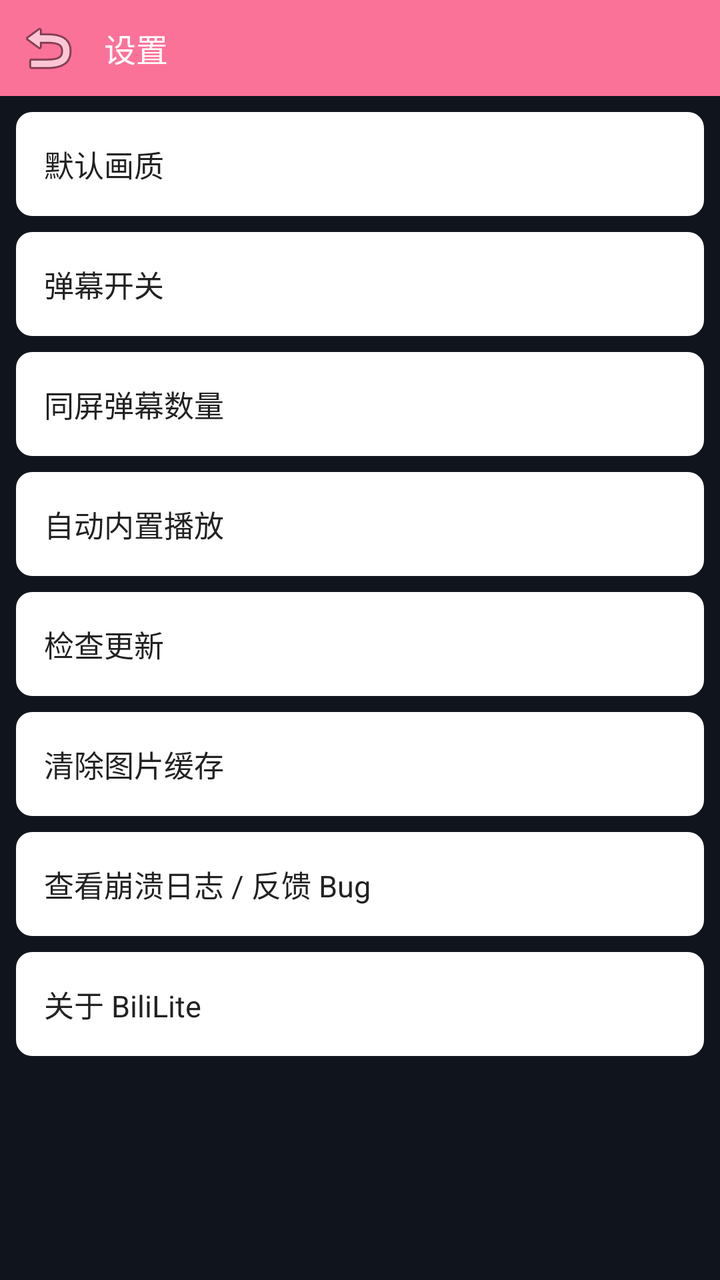
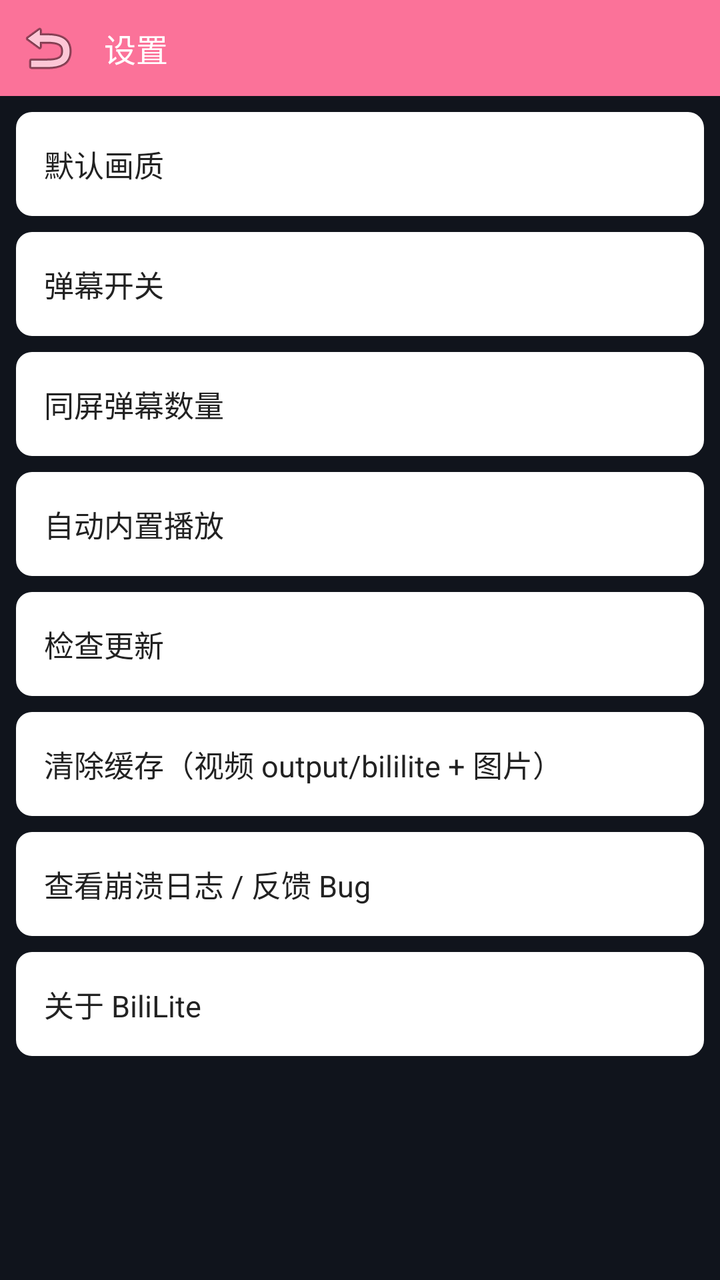

Two renders of the same Android screen: before a commit and after it. Below are the layout's source before the change and the commit's diff.
<!-- AndroidManifest.xml: application theme Theme.BiliLite.TV -->
<!-- res/layout/activity_settings.xml -->
<?xml version="1.0" encoding="utf-8"?>
<LinearLayout xmlns:android="http://schemas.android.com/apk/res/android"
    android:layout_width="match_parent" android:layout_height="match_parent" android:orientation="vertical">
    <LinearLayout android:layout_width="match_parent" android:layout_height="48dp"
        android:background="@color/pink" android:gravity="center_vertical">
        <ImageButton android:id="@+id/btn_back" android:layout_width="40dp" android:layout_height="40dp"
            android:layout_marginLeft="4dp" android:background="?attr/selectableItemBackgroundBorderless"
            android:contentDescription="@null" android:src="@android:drawable/ic_menu_revert" />
        <TextView android:layout_width="wrap_content" android:layout_height="wrap_content"
            android:layout_marginLeft="8dp" android:text="@string/settings"
            android:textColor="@color/white" android:textSize="16sp" />
    </LinearLayout>
    <ScrollView android:layout_width="match_parent" android:layout_height="0dp" android:layout_weight="1">
        <LinearLayout android:layout_width="match_parent" android:layout_height="wrap_content" android:orientation="vertical" android:padding="8dp">
            <LinearLayout android:id="@+id/row_quality" style="@style/SettingRow">
                <TextView style="@style/SettingLabel" android:text="@string/setting_quality" />
                <TextView android:id="@+id/val_quality" style="@style/SettingValue" />
            </LinearLayout>
            <LinearLayout android:id="@+id/row_danmaku" style="@style/SettingRow">
                <TextView style="@style/SettingLabel" android:text="@string/setting_danmaku" />
                <TextView android:id="@+id/val_danmaku" style="@style/SettingValue" />
            </LinearLayout>
            <LinearLayout android:id="@+id/row_dm_limit" style="@style/SettingRow">
                <TextView style="@style/SettingLabel" android:text="同屏弹幕数量" />
                <TextView android:id="@+id/val_dm_limit" style="@style/SettingValue" />
            </LinearLayout>
            <LinearLayout android:id="@+id/row_auto_play" style="@style/SettingRow">
                <TextView style="@style/SettingLabel" android:text="@string/setting_auto_play" />
                <TextView android:id="@+id/val_auto_play" style="@style/SettingValue" />
            </LinearLayout>
            <LinearLayout android:id="@+id/row_update" style="@style/SettingRow">
                <TextView style="@style/SettingLabel" android:text="@string/setting_update" />
                <TextView android:id="@+id/val_version" style="@style/SettingValue" android:text="" />
            </LinearLayout>
            <LinearLayout android:id="@+id/row_cache" style="@style/SettingRow">
                <TextView style="@style/SettingLabel" android:text="@string/setting_cache" />
                <TextView style="@style/SettingValue" android:text="" />
            </LinearLayout>
            <LinearLayout android:id="@+id/row_crash" style="@style/SettingRow">
                <TextView style="@style/SettingLabel" android:text="查看崩溃日志 / 反馈 Bug" />
                <TextView android:id="@+id/val_crash" style="@style/SettingValue" android:text="" />
            </LinearLayout>
            <LinearLayout android:id="@+id/row_about" style="@style/SettingRow">
                <TextView style="@style/SettingLabel" android:text="关于 BiliLite" />
                <TextView style="@style/SettingValue" android:text="" />
            </LinearLayout>
        </LinearLayout>
    </ScrollView>
</LinearLayout>
<!-- resources referenced by this layout -->
<resources>
  <color name="pink">#FB7299</color>
  <color name="white">#FFFFFFFF</color>
  <string name="setting_auto_play">自动内置播放</string>
  <string name="setting_cache">清除图片缓存</string>
  <string name="setting_danmaku">弹幕开关</string>
  <string name="setting_quality">默认画质</string>
  <string name="setting_update">检查更新</string>
  <string name="settings">设置</string>
  <style name="SettingLabel">
          <item name="android:layout_width">0dp</item>
          <item name="android:layout_height">wrap_content</item>
          <item name="android:layout_weight">1</item>
          <item name="android:textColor">@color/text_primary</item>
          <item name="android:textSize">15sp</item>
      </style>
  <style name="SettingRow">
          <item name="android:layout_width">match_parent</item>
          <item name="android:layout_height">wrap_content</item>
          <item name="android:minHeight">52dp</item>
          <item name="android:orientation">horizontal</item>
          <item name="android:gravity">center_vertical</item>
          <item name="android:background">@drawable/bg_card</item>
          <item name="android:padding">14dp</item>
          <item name="android:layout_marginBottom">8dp</item>
      </style>
  <style name="SettingValue">
          <item name="android:layout_width">wrap_content</item>
          <item name="android:layout_height">wrap_content</item>
          <item name="android:textColor">@color/pink</item>
          <item name="android:textSize">14sp</item>
      </style>
  <style name="Theme.BiliLite.TV" parent="Theme.AppCompat.NoActionBar">
          <item name="colorPrimary">@color/pink</item>
          <item name="colorAccent">@color/pink</item>
          <item name="android:windowBackground">@color/tv_bg</item>
      </style>
  <color name="text_primary">#222222</color>
  <!-- drawable bg_card (drawable) -->
  <?xml version="1.0" encoding="utf-8"?>
  <shape xmlns:android="http://schemas.android.com/apk/res/android" android:shape="rectangle">
      <solid android:color="@color/card_bg" />
      <corners android:radius="8dp" />
  </shape>
  <color name="tv_bg">#10141C</color>
  <color name="card_bg">#FFFFFF</color>
</resources>

<!-- the commit's change to res/layout/activity_settings.xml (unified diff, before → after) -->
@@ -34,7 +34,7 @@
             </LinearLayout>
             <LinearLayout android:id="@+id/row_cache" style="@style/SettingRow">
                 <TextView style="@style/SettingLabel" android:text="@string/setting_cache" />
-                <TextView style="@style/SettingValue" android:text="" />
+                <TextView android:id="@+id/val_cache" style="@style/SettingValue" android:text="" />
             </LinearLayout>
             <LinearLayout android:id="@+id/row_crash" style="@style/SettingRow">
                 <TextView style="@style/SettingLabel" android:text="查看崩溃日志 / 反馈 Bug" />
<!-- resource entries referenced after the edit -->
@@ -3,7 +3,7 @@
   <color name="pink">#FB7299</color>
   <color name="white">#FFFFFFFF</color>
   <string name="setting_auto_play">自动内置播放</string>
-  <string name="setting_cache">清除图片缓存</string>
+  <string name="setting_cache">清除缓存（视频 output/bililite + 图片）</string>
   <string name="setting_danmaku">弹幕开关</string>
   <string name="setting_quality">默认画质</string>
   <string name="setting_update">检查更新</string>
